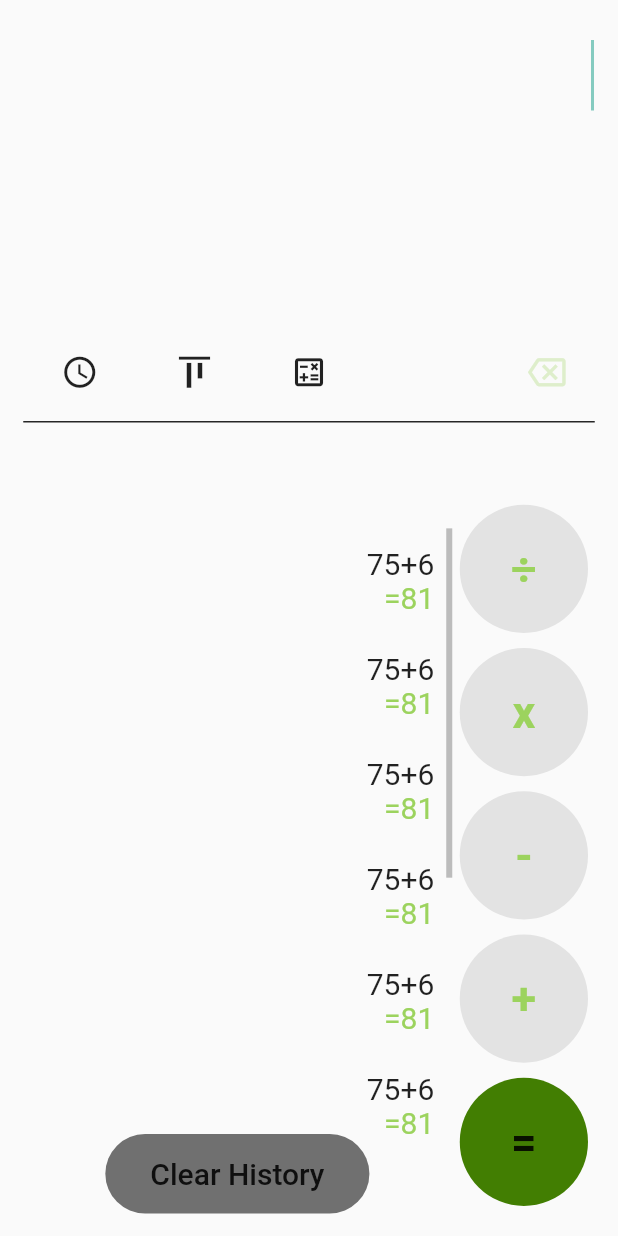
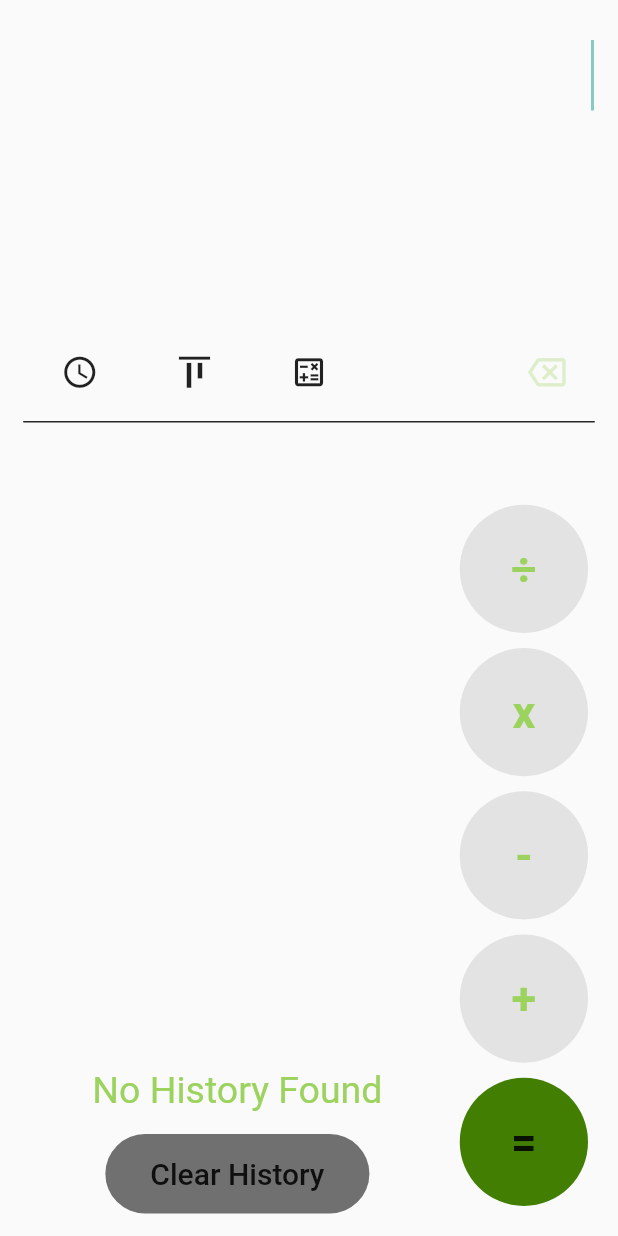
Before and after one commit to siddhant6699/calculator_getx, a Flutter app: the screen it shows after launch, after a tap on the "access time" icon, on a phone screen of 412 x 824 dp. Run offline on Flutter 3.47's test engine with Material 2 defaults, Android fonts, the phone set to English and light mode, and no system bars; our stand-ins replace get, sqflite; accounts and stored records are empty.

Commit message:
sqlite to store and show history by getx

```diff
--- /dev/null
+++ b/lib/controllers/history_controller.dart
@@ -0,0 +1,28 @@
+import 'package:calculator_app_getx/database_services/history_database.dart';
+import 'package:get/get.dart';
+
+class HistoryController extends GetxController {
+  var visiblityBool = false.obs;
+  var history = [].obs;
+  HistoryHelper historyHelper = HistoryHelper();
+
+  changeVisiblity() {
+    if (visiblityBool.value == false) {
+      visiblityBool.value = true;
+    } else {
+      visiblityBool.value = false;
+    }
+  }
+
+  getHistory() async {
+    var resp = await historyHelper.getCalculations();
+    for (var element in resp) {
+      history.add(element);
+    }
+  }
+
+  clearHistory() {
+    historyHelper.deleteAllCalculations();
+    history.clear();
+  }
+}
--- /dev/null
+++ b/lib/database_services/history_database.dart
@@ -0,0 +1,51 @@
+import 'package:sqflite/sqflite.dart';
+import 'package:path/path.dart';
+
+class HistoryHelper {
+  static Database? _database;
+  static const String tableName = 'calculations';
+  static const String columnId = 'id';
+  static const String columnExpression = 'expression';
+
+  Future<Database?> get database async {
+    if (_database != null) return _database;
+    _database = await initDatabase();
+    return _database;
+  }
+
+  // function to initialize DB
+  initDatabase() async {
+    String path = join(await getDatabasesPath(), 'calculations.db');
+    return await openDatabase(
+      path,
+      version: 1,
+      onCreate: (Database db, int version) {
+        db.execute(
+          "CREATE TABLE $tableName ($columnId INTEGER PRIMARY KEY AUTOINCREMENT, $columnExpression TEXT)",
+        );
+      },
+    );
+  }
+
+  // function to save calculation
+  Future<void> insertCalculation(String expression) async {
+    final db = await database;
+    await db!.insert(
+      tableName,
+      {columnExpression: expression},
+      conflictAlgorithm: ConflictAlgorithm.replace,
+    );
+  }
+
+  // function to get all calculations
+  Future<List<Map<String, dynamic>>> getCalculations() async {
+    final db = await database;
+    return db!.query(tableName, orderBy: '$columnId DESC', limit: 10);
+  }
+
+  // function to delete all calculations
+  Future<void> deleteAllCalculations() async {
+    final db = await database;
+    await db!.delete(tableName);
+  }
+}
--- a/lib/screens/calculator_screen.dart
+++ b/lib/screens/calculator_screen.dart
@@ -1,6 +1,7 @@
-import 'dart:developer';
+// ignore_for_file: unrelated_type_equality_checks
 
 import 'package:calculator_app_getx/controllers/calculator_controller.dart';
+import 'package:calculator_app_getx/controllers/history_controller.dart';
 import 'package:calculator_app_getx/utils/konstants.dart';
 import 'package:calculator_app_getx/widgets/keyboard_button_widget.dart';
 import 'package:flutter/material.dart';
@@ -16,9 +17,12 @@ class CalculatorScreen extends StatefulWidget {
 class _CalculatorScreenState extends State<CalculatorScreen> {
   TextEditingController textFieldController = TextEditingController();
   ScrollController scrollController = ScrollController();
+
   bool historyViewVisiblity = false;
+
   final CalculatorController calculatorController =
       Get.put(CalculatorController());
+  final HistoryController historyController = Get.put(HistoryController());
 
   @override
   Widget build(BuildContext context) {
@@ -56,12 +60,15 @@ class _CalculatorScreenState extends State<CalculatorScreen> {
                       children: [
                         GestureDetector(
                           onTap: () {
-                            if (historyViewVisiblity == true) {
-                              historyViewVisiblity = false;
+                            // changing the visiblity to show or hide history
+                            historyController.changeVisiblity();
+
+                            if (historyController.visiblityBool != true) {
+                              historyController.history.clear();
                             } else {
-                              historyViewVisiblity = true;
+                              // initializing history controller to get history
+                              historyController.getHistory();
                             }
-                            setState(() {});
                           },
                           child: const Icon(
                             Icons.access_time,
@@ -120,9 +127,10 @@ class _CalculatorScreenState extends State<CalculatorScreen> {
                 mainAxisSize: MainAxisSize.min,
                 crossAxisAlignment: CrossAxisAlignment.end,
                 children: [
-                  Flexible(
+                  Obx(() {
+                    return Flexible(
                       flex: 3,
-                    child: historyViewVisiblity == true
+                      child: historyController.visiblityBool == true
                           ? historyContainerView(context)
                           : GridView.builder(
                               physics: const NeverScrollableScrollPhysics(),
@@ -138,23 +146,7 @@ class _CalculatorScreenState extends State<CalculatorScreen> {
                                   padding: const EdgeInsets.all(5.0),
                                   child: ButtonWidget(
                                     onTap: () {
-                                    if (index == 0) {
-                                      calculatorController.clearAll();
-                                    } else if (index == 2) {
-                                      calculatorController
-                                          .selectOperation(buttonNums[index]);
-                                    } else if (index == 12) {
-                                      calculatorController
-                                          .changeNegativePositive();
-                                    } else if (index == 13) {
-                                      calculatorController
-                                          .inputNumber(buttonNums[index]);
-                                    } else if (index == 14) {
-                                      calculatorController.addDecimalPoint();
-                                    } else if (index >= 3 && index <= 11) {
-                                      calculatorController
-                                          .inputNumber(buttonNums[index]);
-                                    }
+                                      buttonClick(index);
                                     },
                                     buttonText: buttonNums[index],
                                     buttonTextColor: index == 0
@@ -166,7 +158,8 @@ class _CalculatorScreenState extends State<CalculatorScreen> {
                                 );
                               },
                             ),
-                  ),
+                    );
+                  }),
                   Flexible(
                     flex: 1,
                     child: GridView.builder(
@@ -183,7 +176,7 @@ class _CalculatorScreenState extends State<CalculatorScreen> {
                           padding: const EdgeInsets.all(5.0),
                           child: ButtonWidget(
                             onTap: () {
-                              if (historyViewVisiblity != true) {
+                              if (historyController.visiblityBool != true) {
                                 if (index == 4) {
                                   calculatorController.calculateResult(true);
                                 } else {
@@ -211,35 +204,52 @@ class _CalculatorScreenState extends State<CalculatorScreen> {
     );
   }
 
-  Row historyContainerView(BuildContext context) {
+  Widget historyContainerView(BuildContext context) {
     return Row(
+      mainAxisAlignment: MainAxisAlignment.end,
       children: [
         Expanded(
           child: Column(
             children: [
-              SizedBox(
+              Obx(() {
+                return Container(
+                  alignment: Alignment.bottomCenter,
                   height: MediaQuery.of(context).size.height * 0.49,
-                child: Scrollbar(
+                  child: historyController.history.isEmpty
+                      ? const Padding(
+                          padding: EdgeInsets.only(bottom: 15),
+                          child: Text(
+                            'No History Found',
+                            style: TextStyle(
+                                color: defaultGreenColor, fontSize: 25),
+                          ),
+                        )
+                      : Scrollbar(
                           controller: scrollController,
                           thumbVisibility: true,
                           child: ListView.builder(
                             controller: scrollController,
                             shrinkWrap: true,
-                    itemCount: 10,
+                            itemCount: historyController.history.length,
                             itemBuilder: (context, index) {
+                              var expression = historyController.history[index]
+                                      ['expression']
+                                  .toString()
+                                  .split('=');
                               return Padding(
                                 padding: const EdgeInsets.all(12.0),
                                 child: Column(
                                   crossAxisAlignment: CrossAxisAlignment.end,
-                          children: const [
+                                  children: [
                                     Text(
-                              '75+6',
-                              style: TextStyle(fontSize: 20),
+                                      expression[0],
+                                      style: const TextStyle(fontSize: 20),
                                     ),
                                     Text(
-                              '=81',
-                              style: TextStyle(
-                                  fontSize: 20, color: defaultGreenColor),
+                                      '=${expression[1]}',
+                                      style: const TextStyle(
+                                          fontSize: 20,
+                                          color: defaultGreenColor),
                                     ),
                                   ],
                                 ),
@@ -247,8 +257,13 @@ class _CalculatorScreenState extends State<CalculatorScreen> {
                             },
                           ),
                         ),
-              ),
-              Container(
+                );
+              }),
+              GestureDetector(
+                onTap: () {
+                  historyController.clearHistory();
+                },
+                child: Container(
                   padding: const EdgeInsets.fromLTRB(30, 15, 30, 15),
                   decoration: BoxDecoration(
                     color: defaultGreyColor.withOpacity(0.8),
@@ -259,10 +274,28 @@ class _CalculatorScreenState extends State<CalculatorScreen> {
                     style: TextStyle(fontSize: 20, fontWeight: FontWeight.w500),
                   ),
                 ),
+              ),
             ],
           ),
         ),
       ],
     );
   }
+
+  void buttonClick(int index) {
+    // handling button operations according to index
+    if (index == 0) {
+      calculatorController.clearAll();
+    } else if (index == 2) {
+      calculatorController.selectOperation(buttonNums[index]);
+    } else if (index == 12) {
+      calculatorController.changeNegativePositive();
+    } else if (index == 13) {
+      calculatorController.inputNumber(buttonNums[index]);
+    } else if (index == 14) {
+      calculatorController.addDecimalPoint();
+    } else if (index >= 3 && index <= 11) {
+      calculatorController.inputNumber(buttonNums[index]);
     }
+  }
+}
--- a/pubspec.yaml
+++ b/pubspec.yaml
@@ -37,6 +37,7 @@ dependencies:
   # Use with the CupertinoIcons class for iOS style icons.
   cupertino_icons: ^1.0.2
   get: ^4.6.5
+  sqflite: ^2.2.4+1
 
 dev_dependencies:
   flutter_test:
```
Also changed, not shown: lib/controllers/calculator_controller.dart (+33 -4 lines), lib/utils/helpers.dart (deleted), pubspec.lock, 10 other files. Lines whose indentation alone changed are shown as unchanged.
